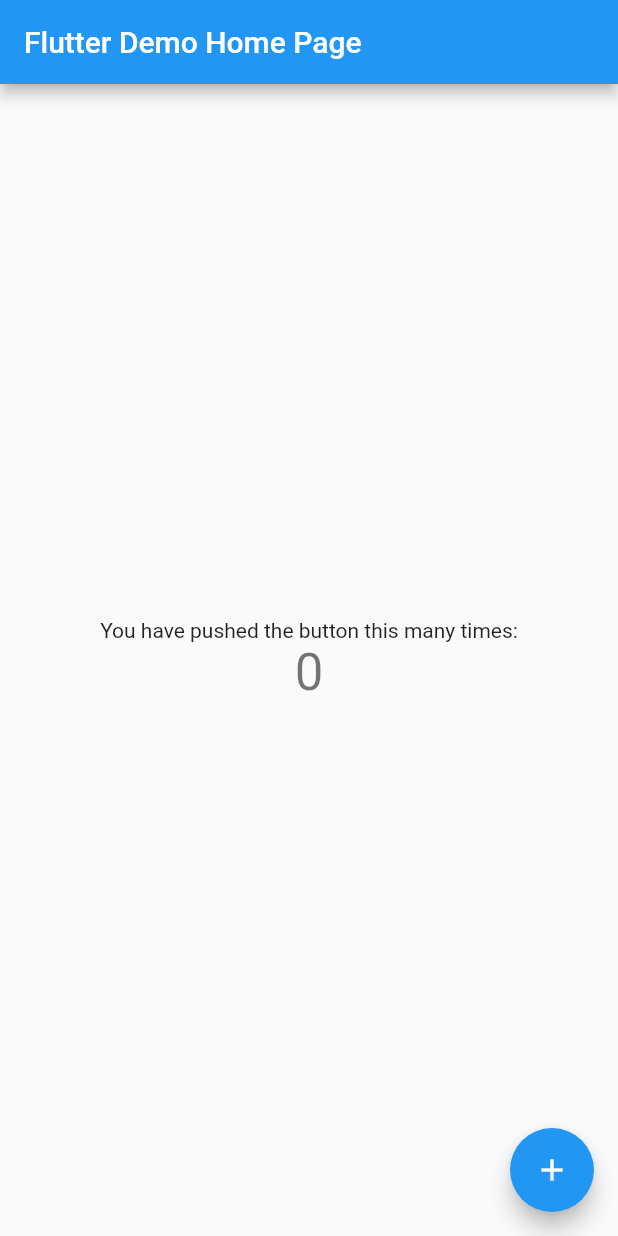
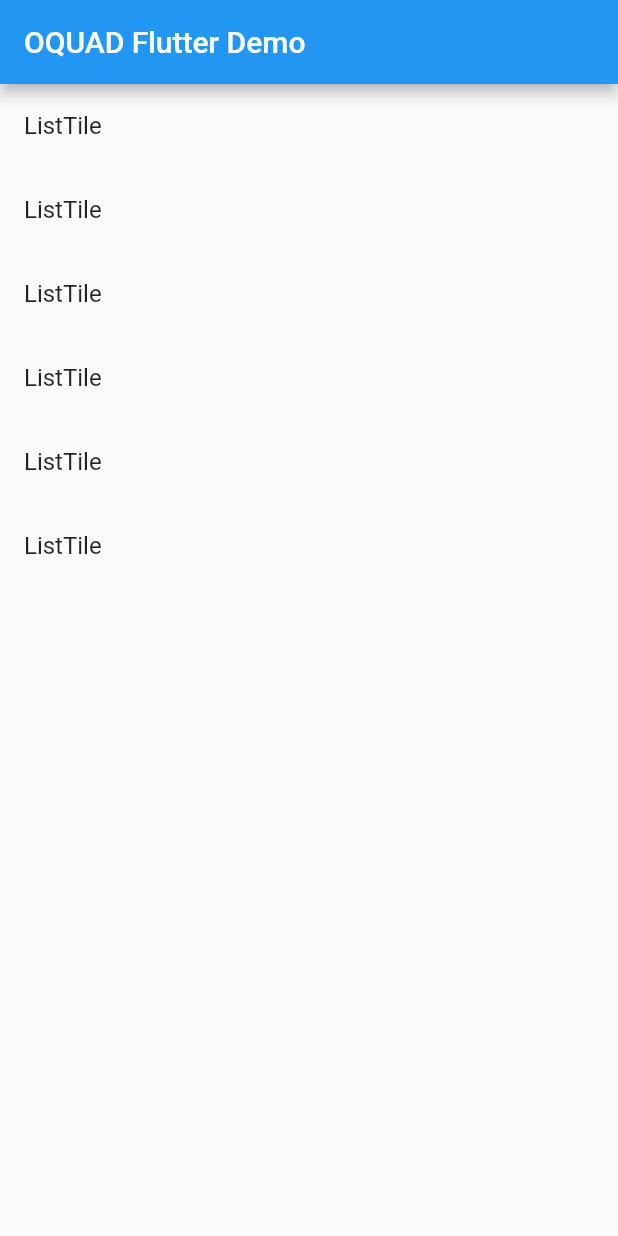
Before and after one commit to oquad/intership2021, a Flutter app: the screen it shows after launch, on a phone screen of 412 x 824 dp. Run offline on Flutter 3.47's test engine with Material 2 defaults, Android fonts, the phone set to English and light mode, and no system bars.

Commit message:
home page

```diff
--- /dev/null
+++ b/lib/list_tile.dart
@@ -0,0 +1,10 @@
+import 'package:flutter/material.dart';
+
+class ListViewScreen extends StatelessWidget {
+  @override
+  Widget build(BuildContext context) {
+    return Center(
+      child: Text('TO BE DONE'),
+    );
+  }
+}
--- a/lib/main.dart
+++ b/lib/main.dart
@@ -1,4 +1,6 @@
 import 'package:flutter/material.dart';
+
+import 'list_tile.dart';
 
 void main() {
   runApp(MyApp());
@@ -22,7 +24,7 @@ class MyApp extends StatelessWidget {
         // is not restarted.
         primarySwatch: Colors.blue,
       ),
-      home: MyHomePage(title: 'Flutter Demo Home Page'),
+      home: MyHomePage(title: 'OQUAD Flutter Demo'),
     );
   }
 }
@@ -76,38 +78,32 @@ class _MyHomePageState extends State<MyHomePage> {
       body: Center(
         // Center is a layout widget. It takes a single child and positions it
         // in the middle of the parent.
-        child: Column(
-          // Column is also a layout widget. It takes a list of children and
-          // arranges them vertically. By default, it sizes itself to fit its
-          // children horizontally, and tries to be as tall as its parent.
-          //
-          // Invoke "debug painting" (press "p" in the console, choose the
-          // "Toggle Debug Paint" action from the Flutter Inspector in Android
-          // Studio, or the "Toggle Debug Paint" command in Visual Studio Code)
-          // to see the wireframe for each widget.
-          //
-          // Column has various properties to control how it sizes itself and
-          // how it positions its children. Here we use mainAxisAlignment to
-          // center the children vertically; the main axis here is the vertical
-          // axis because Columns are vertical (the cross axis would be
-          // horizontal).
-          mainAxisAlignment: MainAxisAlignment.center,
-          children: <Widget>[
-            Text(
-              'You have pushed the button this many times:',
-            ),
-            Text(
-              '$_counter',
-              style: Theme.of(context).textTheme.headline4,
-            ),
+        child: ListView(
+          children: [
+            clickableListTile(
+                name: 'ListView', screen: (_) => ListViewScreen()),
+            clickableListTile(
+                name: 'TO BE IMPLEMENTED', screen: (_) => ListViewScreen()),
+            clickableListTile(
+                name: 'TO BE IMPLEMENTED', screen: (_) => ListViewScreen()),
+            clickableListTile(
+                name: 'TO BE IMPLEMENTED', screen: (_) => ListViewScreen()),
+            clickableListTile(
+                name: 'TO BE IMPLEMENTED', screen: (_) => ListViewScreen()),
+            clickableListTile(
+                name: 'TO BE IMPLEMENTED', screen: (_) => ListViewScreen()),
           ],
         ),
-      ),
-      floatingActionButton: FloatingActionButton(
-        onPressed: _incrementCounter,
-        tooltip: 'Increment',
-        child: Icon(Icons.add),
       ), // This trailing comma makes auto-formatting nicer for build methods.
     );
   }
+
+  Widget clickableListTile({required name, required WidgetBuilder screen}) {
+    return ListTile(
+        title: Text('ListTile'),
+        onTap: () {
+          Navigator.of(context)
+              .push(MaterialPageRoute(builder: (_) => ListViewScreen()));
+        });
+  }
 }
```
